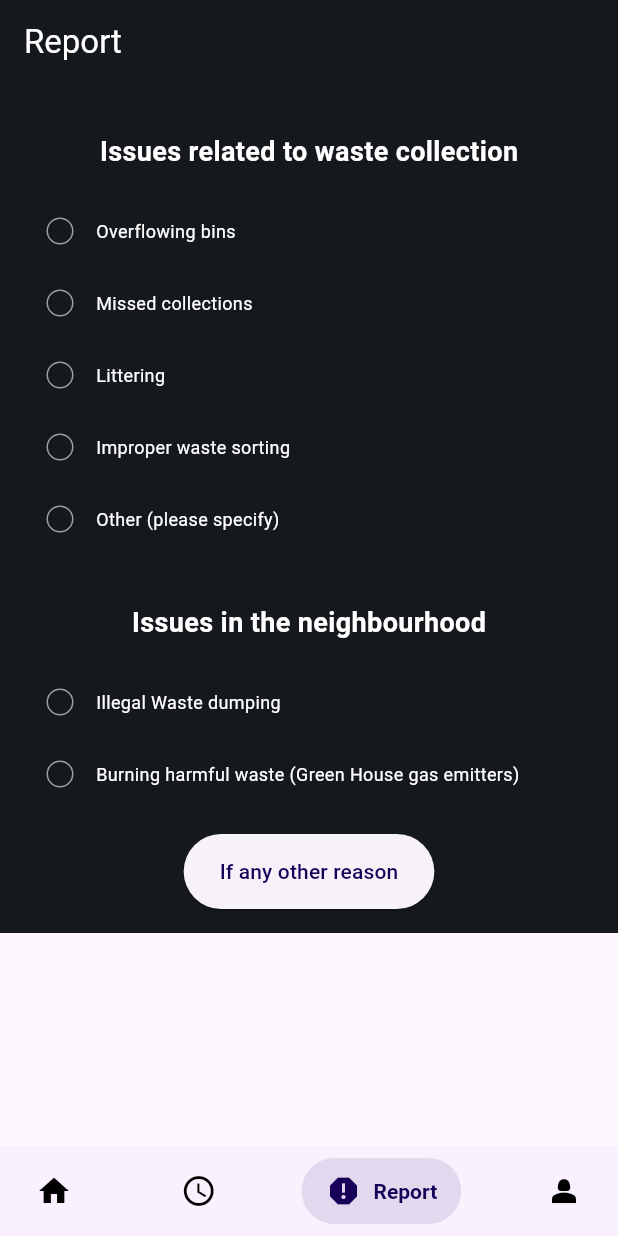
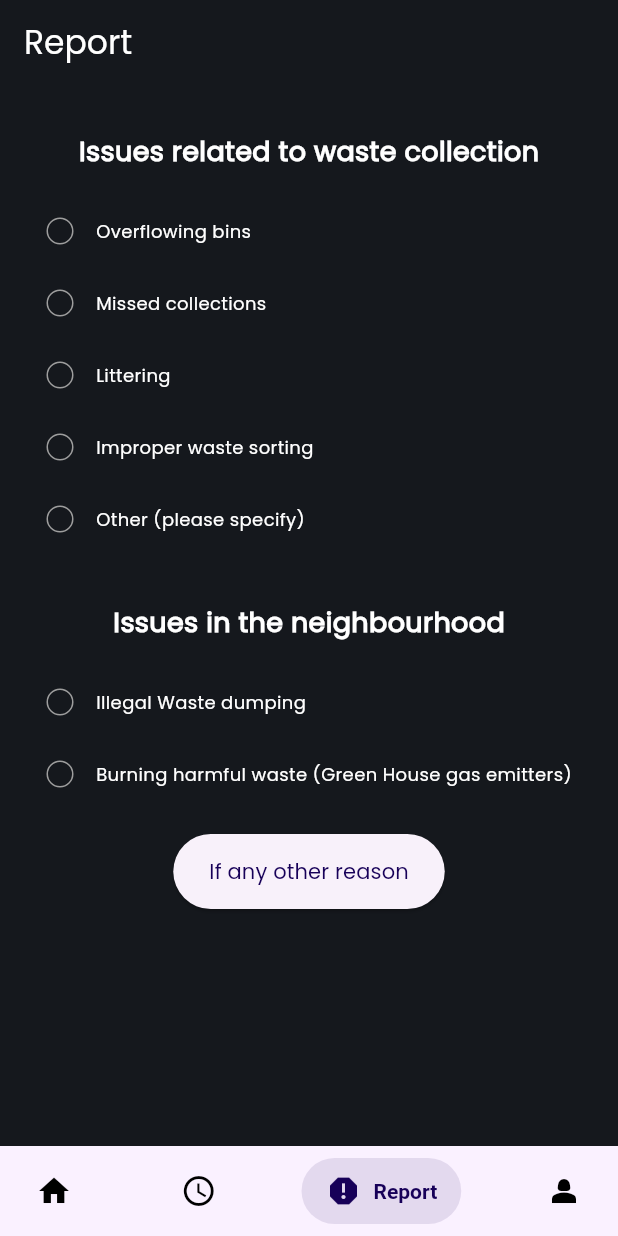
Before and after one commit to gtmcris/Catalyzing-Change, a Flutter app: the screen it shows after launch, item 3 of the bottom bar chosen, on a phone screen of 412 x 824 dp. Run offline on Flutter 3.47's test engine with Material 3 defaults, Android fonts, the phone set to English and light mode, and no system bars; drawn by our look-alikes of salomon_bottom_bar; our stand-ins replace flutter_native_splash, glass_kit, image_picker, shared_preferences; statements that could not run were skipped.

Commit message:
User details commit

```diff
--- a/lib/main.dart
+++ b/lib/main.dart
@@ -5,18 +5,15 @@ import 'package:flutter_native_splash/flutter_native_splash.dart';
 void main() async {
   WidgetsBinding widgetsBinding = WidgetsFlutterBinding.ensureInitialized();
   FlutterNativeSplash.preserve(widgetsBinding: widgetsBinding);
-  await Future.delayed(
-    Duration(seconds: 5),
-  );
+  await Future.delayed(Duration(seconds: 5));
   FlutterNativeSplash.remove();
 
   runApp(const MyApp());
 }
 
 class MyApp extends StatelessWidget {
-  const MyApp({super.key});
+  const MyApp({Key? key});
 
-  // This widget is the root of your application.
   @override
   Widget build(BuildContext context) {
     return MaterialApp(
--- a/lib/pages/report.dart
+++ b/lib/pages/report.dart
@@ -12,18 +12,7 @@ class _ReportPageState extends State<ReportPage> {
 
   @override
   Widget build(BuildContext context) {
-    return MaterialApp(
-      debugShowCheckedModeBanner: false,
-      theme: ThemeData(
-        textTheme: TextTheme(
-          // Set common text color for all themes here
-          bodyLarge: TextStyle(color: Colors.white),
-          bodyMedium: TextStyle(color: Colors.white),
-          displayLarge: TextStyle(color: Colors.white),
-          // ... other text styles
-        ),
-      ),
-      home: Scaffold(
+    return Scaffold(
       appBar: AppBar(
         title: Text(
           'Report',
@@ -31,40 +20,33 @@ class _ReportPageState extends State<ReportPage> {
         ),
         backgroundColor: Color.fromARGB(255, 21, 24, 29),
       ),
-        body: SingleChildScrollView(
-          child: Container(
-            // child: Container(
-            decoration: BoxDecoration(
-              // gradient: LinearGradient(
-              //   begin: Alignment.topLeft,
-              //   end: Alignment.bottomRight,
-              //   colors: [
-              //     // Use the same colors as in HomeDetails here
-              //     Color.fromARGB(255, 1, 0, 19), // #4F4D98
-              //     Color.fromARGB(255, 11, 0, 40), // #6B4487
-              //     Color.fromARGB(255, 3, 0, 49), // #5E3B76
-              //     Color.fromARGB(255, 5, 0, 74), // #503365
-              //     Color.fromARGB(255, 0, 1, 79), // #6B4487
-              //     // ... other colors
-              //   ],
-              // ),
+      body: Container(
         color: Color.fromARGB(255, 21, 24, 29),
-            ),
+        child: Column(
+          crossAxisAlignment: CrossAxisAlignment.stretch,
+          children: [
+            Padding(
               padding: const EdgeInsets.all(16),
               child: Column(
                 mainAxisAlignment: MainAxisAlignment.spaceBetween,
                 children: [
                   const SizedBox(height: 16),
-                const Text(
+                  Text(
                     'Issues related to waste collection',
-                  style: TextStyle(fontSize: 18, fontWeight: FontWeight.bold),
+                    style: TextStyle(
+                        fontSize: 18,
+                        fontWeight: FontWeight.bold,
+                        color: Colors.white),
                   ),
                   const SizedBox(height: 16),
                   ..._getWasteCollectionIssues(),
                   const SizedBox(height: 32),
-                const Text(
+                  Text(
                     'Issues in the neighbourhood',
-                  style: TextStyle(fontSize: 18, fontWeight: FontWeight.bold),
+                    style: TextStyle(
+                        fontSize: 18,
+                        fontWeight: FontWeight.bold,
+                        color: Colors.white),
                   ),
                   const SizedBox(height: 16),
                   ..._getNeighbourhoodIssues(),
@@ -80,14 +62,14 @@ class _ReportPageState extends State<ReportPage> {
                       },
                       child: Text(
                         'If any other reason',
-                      style: const TextStyle(
-                          color: const Color.fromARGB(255, 23, 0, 88)),
+                        style: TextStyle(color: Color.fromARGB(255, 23, 0, 88)),
                       ),
                     ),
                   ),
                 ],
               ),
             ),
+          ],
         ),
       ),
     );
@@ -151,9 +133,9 @@ class _ReportPageState extends State<ReportPage> {
         Checkbox(
           value: selectedIssues.contains(issue),
           onChanged: onChangeValue,
-          activeColor: Color.fromARGB(255, 42, 3, 150), // Color when checked
+          activeColor: Color.fromARGB(255, 42, 3, 150),
           checkColor: Color.fromARGB(255, 255, 255, 255),
-          side: const BorderSide(color: Colors.grey),
+          side: BorderSide(color: Colors.grey),
           shape:
               RoundedRectangleBorder(borderRadius: BorderRadius.circular(10)),
         ),
@@ -162,7 +144,8 @@ class _ReportPageState extends State<ReportPage> {
             issue,
             style: TextStyle(
                 fontSize: 12,
-                fontWeight: FontWeight.normal), // Adjust as needed
+                fontWeight: FontWeight.normal,
+                color: Colors.white),
             overflow: TextOverflow.visible,
           ),
         ),
--- a/lib/widgets/home_details.dart
+++ b/lib/widgets/home_details.dart
@@ -305,14 +305,14 @@ class HomeDetails extends StatelessWidget {
                         },
                         style: ButtonStyle(
                           backgroundColor: MaterialStateProperty.all<Color>(
-                            Color.fromARGB(255, 101, 173, 255),
+                            Color.fromARGB(255, 241, 246, 251),
                           ),
                         ),
                         icon: Icon(Icons.schedule_outlined,
-                            color: Color.fromARGB(255, 255, 255, 255)),
+                            color: Color.fromARGB(255, 19, 11, 61)),
                         label: Text('Schedule',
                             style: TextStyle(
-                              color: Color.fromARGB(255, 255, 255, 255),
+                              color: Color.fromARGB(255, 19, 11, 61),
                             )),
                       ),
                     ),
@@ -330,14 +330,14 @@ class HomeDetails extends StatelessWidget {
                         },
                         style: ButtonStyle(
                           backgroundColor: MaterialStateProperty.all<Color>(
-                            Color.fromARGB(255, 101, 173, 255),
+                            Color.fromARGB(255, 241, 246, 251),
                           ),
                         ),
                         icon: Icon(Icons.report,
-                            color: Color.fromARGB(255, 255, 255, 255)),
+                            color: Color.fromARGB(255, 19, 11, 61)),
                         label: Text('Report',
                             style: TextStyle(
-                              color: Color.fromARGB(255, 255, 255, 255),
+                              color: Color.fromARGB(255, 19, 11, 61),
                             )),
                       ),
                     ),
--- a/pubspec.yaml
+++ b/pubspec.yaml
@@ -74,6 +74,7 @@ flutter:
 
   # To add assets to your application, add an assets section, like this:
   assets:
+    - assets/logo.png
     - assets/profile_picture.png
     - assets/home.png
     - assets/home1.png
```
Also changed, not shown: lib/widgets/profile_widgets/profile/profile_new.dart (+13 -13 lines), lib/widgets/user_details.dart (+7 -0 lines), 1 other file. Lines whose indentation alone changed are shown as unchanged.
